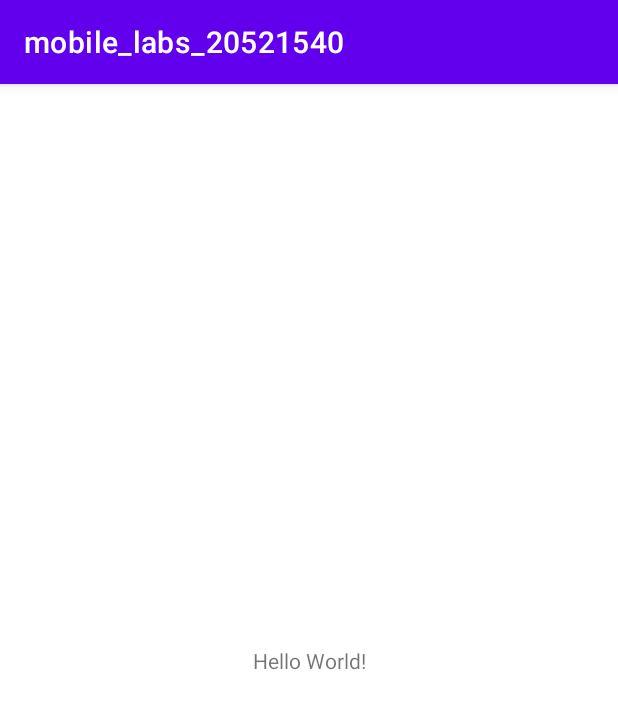
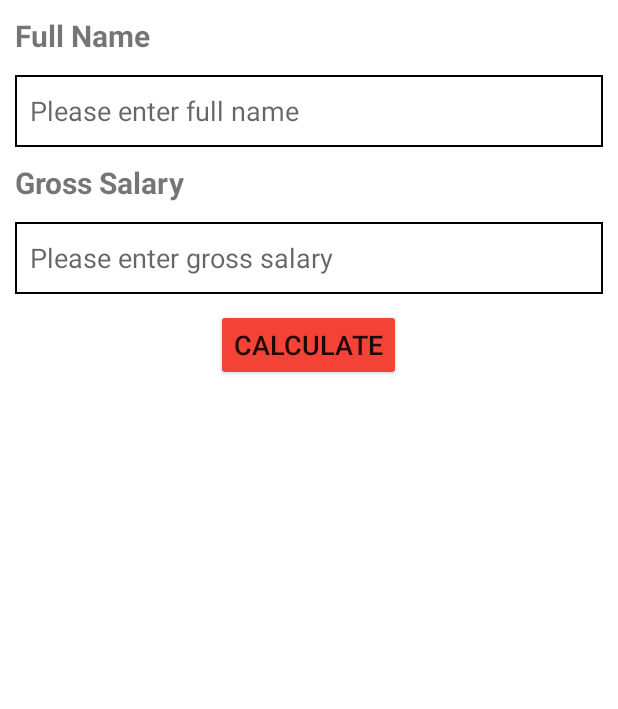
Before and after one commit to tuyetlnhh/mobile_labs_20521540, an Android app: the screen it shows after launch (MainActivity), on a phone screen of 412 x 824 dp. Shown: the top 709 px of the screen. Run offline under Robolectric (Android 15) with nearby library versions, the phone set to English and light mode, and no system bars.

Commit message:
done lab2

```diff
--- /dev/null
+++ b/app/src/main/java/com/example/mobile_labs_20521540/Employee.java
@@ -0,0 +1,35 @@
+package com.example.mobile_labs_20521540;
+
+public class Employee {
+    public String name = "";
+    public double gross;
+    public double net;
+    Employee (String name , double gross ) {
+        this.name = name;
+        this.gross = gross;
+    }
+    void setName (String Name) {
+        this.name = Name;
+    }
+    void setGross (double Gross) {
+        this.gross = gross;
+    }
+    void setNet (double net) {
+        this.net = net;
+    }
+    double TinhNet () {
+        double net;
+        double temp = this.gross - this.gross*0.105;
+        if (temp <= 11000000) net = this.gross;
+        else {
+            double tax = (temp - 11000000) * 0.05;
+            net = temp - tax;
+        }
+        return net;
+    }
+    @Override
+    public String toString() {
+        // TODO Auto-generated method stub
+        return this.name+" - Net salary: "+Math.round(this.net);
+    }
+}
--- a/app/src/main/java/com/example/mobile_labs_20521540/MainActivity.java
+++ b/app/src/main/java/com/example/mobile_labs_20521540/MainActivity.java
@@ -1,14 +1,60 @@
 package com.example.mobile_labs_20521540;
 
 import androidx.appcompat.app.AppCompatActivity;
+import android.os.Bundle;
+import android.app.Activity;
+import android.view.View;
+import android.view.View.OnClickListener;
+import android.widget.ArrayAdapter;
+import android.widget.Button;
+import android.widget.EditText;
+import android.widget.ListView;
 
-import android.os.Bundle;
+import java.util.ArrayList;
 
-public class MainActivity extends AppCompatActivity {
-
+public class MainActivity extends Activity {
+    EditText editName,editGross;
+    Button btnCal;
+    ListView lvNhanvien;
+    ArrayList<Employee> arrEmployee=new ArrayList<Employee>();
+    ArrayAdapter<Employee>adapter=null;
+    //Khai báo 1 employee object
+    Employee tEmployee=null;
     @Override
     protected void onCreate(Bundle savedInstanceState) {
         super.onCreate(savedInstanceState);
         setContentView(R.layout.activity_main);
+        editName = (EditText) findViewById(R.id.fullName);
+        editGross = (EditText) findViewById(R.id.grossSalary);
+        btnCal = (Button) findViewById(R.id.buttonCal);
+        lvNhanvien = (ListView) findViewById(R.id.lvEmp);
+        adapter=new ArrayAdapter<Employee>(this,
+                android.R.layout.simple_list_item_1,
+                arrEmployee);
+        lvNhanvien.setAdapter(adapter);
+        btnCal.setOnClickListener(new OnClickListener() {
+
+            @Override
+            public void onClick(View arg0) {
+                // TODO Auto-generated method stub
+                processClick();
+            }
+        });
+    }
+    //Xử lý sự kiện nhập
+    public void processClick()
+    {
+        String Name=editName.getText()+"";
+        String strGross=editGross.getText()+"";
+        double Gross = Double.parseDouble(strGross);
+        tEmployee = new Employee(Name,Gross);
+        tEmployee.setName(Name);
+        tEmployee.setGross(Gross);
+        double Net = tEmployee.TinhNet();
+        tEmployee.setNet(Net);
+        //Đưa employee vào ArrayList
+        arrEmployee.add(tEmployee);
+        //Cập nhập giao diện
+        adapter.notifyDataSetChanged();
     }
 }
--- /dev/null
+++ b/app/src/main/res/drawable/edit_text_background.xml
@@ -0,0 +1,6 @@
+<?xml version="1.0" encoding="utf-8"?>
+<shape xmlns:android="http://schemas.android.com/apk/res/android">
+    <stroke
+        android:width="1dp"
+        android:color="@color/black" />
+</shape>
--- a/app/src/main/res/layout/activity_main.xml
+++ b/app/src/main/res/layout/activity_main.xml
@@ -1,18 +1,60 @@
 <?xml version="1.0" encoding="utf-8"?>
-<androidx.constraintlayout.widget.ConstraintLayout xmlns:android="http://schemas.android.com/apk/res/android"
-    xmlns:app="http://schemas.android.com/apk/res-auto"
-    xmlns:tools="http://schemas.android.com/tools"
-    android:layout_width="match_parent"
-    android:layout_height="match_parent"
-    tools:context=".MainActivity">
+    <LinearLayout
+        xmlns:android="http://schemas.android.com/apk/res/android"
+        android:layout_width="fill_parent"
+        android:layout_height="fill_parent"
+        android:orientation="vertical">
 
     <TextView
+        android:layout_width="match_parent"
+        android:layout_height="40dp"
+        android:layout_marginTop="10dp"
+        android:layout_marginLeft="10dp"
+        android:textStyle="bold"
+        android:text="Full Name"
+        android:textSize="9pt" />
+
+    <EditText
+        android:id="@+id/fullName"
+        android:layout_width="match_parent"
+        android:layout_height="48dp"
+        android:layout_marginLeft="10dp"
+        android:layout_marginRight="10dp"
+        android:layout_marginBottom="10dp"
+        android:background="@drawable/edit_text_background"
+        android:hint="Please enter full name"
+        android:inputType="text"
+        android:padding="10dp" />
+    <TextView
+        android:layout_width="match_parent"
+        android:textStyle="bold"
+        android:layout_height="40dp"
+        android:layout_marginLeft="10dp"
+        android:text="Gross Salary"
+        android:textSize="9pt" />
+
+    <EditText
+        android:id="@+id/grossSalary"
+        android:layout_width="match_parent"
+        android:layout_height="48dp"
+        android:layout_marginLeft="10dp"
+        android:layout_marginRight="10dp"
+        android:layout_marginBottom="10dp"
+        android:background="@drawable/edit_text_background"
+        android:hint="Please enter gross salary"
+        android:inputType="text"
+        android:padding="10dp" />
+    <Button
+        android:id="@+id/buttonCal"
+        android:backgroundTint="@color/orange"
         android:layout_width="wrap_content"
         android:layout_height="wrap_content"
-        android:text="Hello World!"
-        app:layout_constraintBottom_toBottomOf="parent"
-        app:layout_constraintEnd_toEndOf="parent"
-        app:layout_constraintStart_toStartOf="parent"
-        app:layout_constraintTop_toTopOf="parent" />
-
-</androidx.constraintlayout.widget.ConstraintLayout>
+        android:text="Calculate"
+        android:textSize="8pt"
+        android:layout_gravity="center_horizontal"/>
+    <ListView
+        android:id="@+id/lvEmp"
+        android:layout_width="match_parent"
+        android:layout_height="wrap_content" >
+    </ListView>
+</LinearLayout>
--- a/app/src/main/res/values/colors.xml
+++ b/app/src/main/res/values/colors.xml
@@ -7,4 +7,5 @@
     <color name="teal_700">#FF018786</color>
     <color name="black">#FF000000</color>
     <color name="white">#FFFFFFFF</color>
+    <color name="orange">#FFF44336</color>
 </resources>
```
